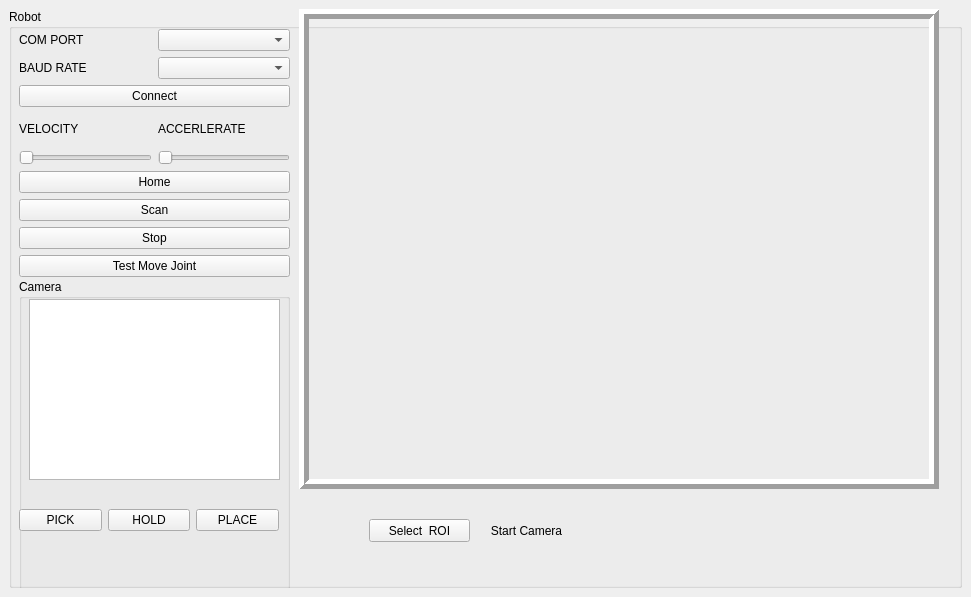
phucnamjose/Thesis_Nam_Nhi, file LV/MelfaModel/guiwindow.ui: the form before one commit.
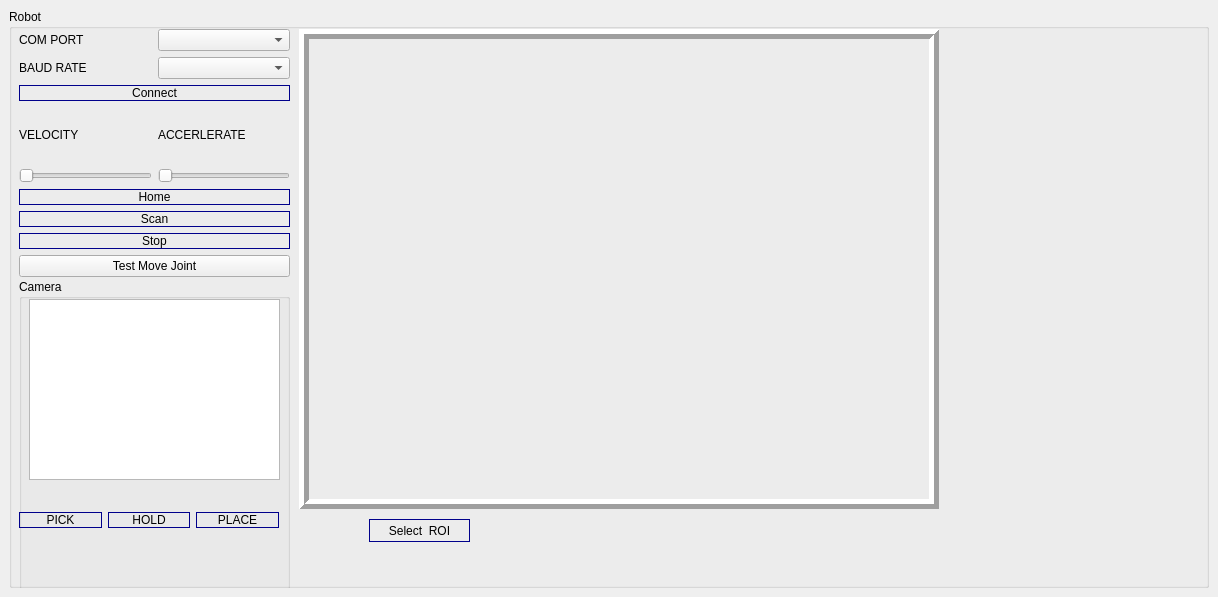
The form after the commit.

```diff
--- a/LV/MelfaModel/guiwindow.ui
+++ b/LV/MelfaModel/guiwindow.ui
@@ -6,7 +6,7 @@
    <rect>
     <x>0</x>
     <y>0</y>
-    <width>971</width>
+    <width>1218</width>
     <height>597</height>
    </rect>
   </property>
@@ -62,6 +62,11 @@
           </item>
           <item>
            <widget class="QPushButton" name="pushButton_Connect">
+            <property name="styleSheet">
+             <string notr="true">border-width: 1px;
+border-style: solid;
+border-color:darkblue;</string>
+            </property>
             <property name="text">
              <string>Connect</string>
             </property>
@@ -136,6 +141,11 @@
             <property name="layoutDirection">
              <enum>Qt::LeftToRight</enum>
             </property>
+            <property name="styleSheet">
+             <string notr="true">border-width: 1px;
+border-style: solid;
+border-color:darkblue;</string>
+            </property>
             <property name="text">
              <string>Home</string>
             </property>
@@ -143,6 +153,11 @@
           </item>
           <item>
            <widget class="QPushButton" name="pushButton_Scan">
+            <property name="styleSheet">
+             <string notr="true">border-width: 1px;
+border-style: solid;
+border-color:darkblue;</string>
+            </property>
             <property name="text">
              <string>Scan</string>
             </property>
@@ -150,6 +165,11 @@
           </item>
           <item>
            <widget class="QPushButton" name="pushButton_Stop">
+            <property name="styleSheet">
+             <string notr="true">border-width: 1px;
+border-style: solid;
+border-color:darkblue;</string>
+            </property>
             <property name="text">
              <string>Stop</string>
             </property>
@@ -176,7 +196,7 @@
          <property name="title">
           <string>Camera</string>
          </property>
-         <widget class="QWidget" name="">
+         <widget class="QWidget" name="layoutWidget">
           <property name="geometry">
            <rect>
             <x>0</x>
@@ -188,6 +208,11 @@
           <layout class="QHBoxLayout" name="horizontalLayout_5">
            <item>
             <widget class="QPushButton" name="pushButton_Pick">
+             <property name="styleSheet">
+              <string notr="true">border-width: 1px;
+border-style: solid;
+border-color:darkblue;</string>
+             </property>
              <property name="text">
               <string>PICK</string>
              </property>
@@ -195,6 +220,11 @@
            </item>
            <item>
             <widget class="QPushButton" name="pushButton_Hold">
+             <property name="styleSheet">
+              <string notr="true">border-width: 1px;
+border-style: solid;
+border-color:darkblue;</string>
+             </property>
              <property name="text">
               <string>HOLD</string>
              </property>
@@ -202,6 +232,11 @@
            </item>
            <item>
             <widget class="QPushButton" name="pushButton_Place">
+             <property name="styleSheet">
+              <string notr="true">border-width: 1px;
+border-style: solid;
+border-color:darkblue;</string>
+             </property>
              <property name="text">
               <string>PLACE</string>
              </property>
@@ -229,6 +264,11 @@
            <height>23</height>
           </rect>
          </property>
+         <property name="styleSheet">
+          <string notr="true">border-width: 1px;
+border-style: solid;
+border-color:darkblue;</string>
+         </property>
          <property name="text">
           <string>Select  ROI</string>
          </property>
@@ -237,7 +277,7 @@
          <property name="geometry">
           <rect>
            <x>290</x>
-           <y>0</y>
+           <y>20</y>
            <width>640</width>
            <height>480</height>
           </rect>
@@ -270,10 +310,10 @@
         <widget class="QPushButton" name="pushButton_StartCamera">
          <property name="geometry">
           <rect>
-           <x>480</x>
-           <y>510</y>
-           <width>75</width>
-           <height>23</height>
+           <x>890</x>
+           <y>490</y>
+           <width>41</width>
+           <height>41</height>
           </rect>
          </property>
          <property name="styleSheet">
@@ -283,7 +323,7 @@
 }</string>
          </property>
          <property name="text">
-          <string>Start Camera</string>
+          <string/>
          </property>
         </widget>
        </widget>
```
